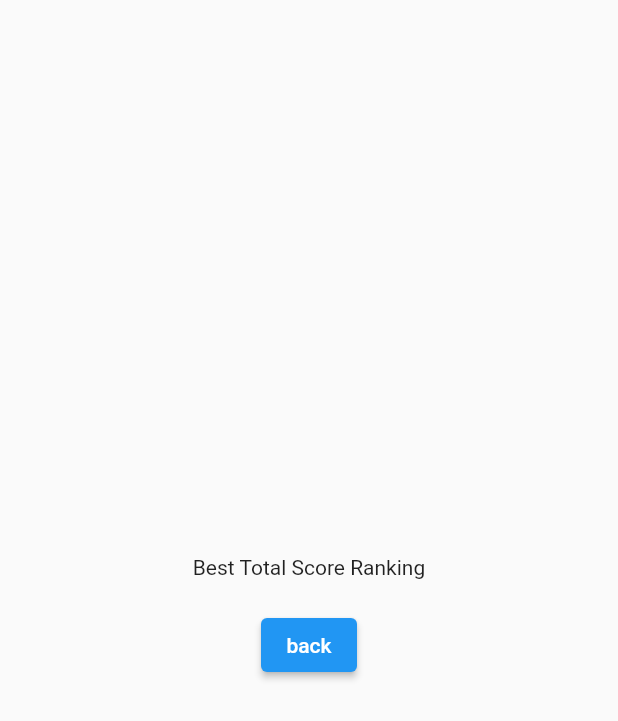
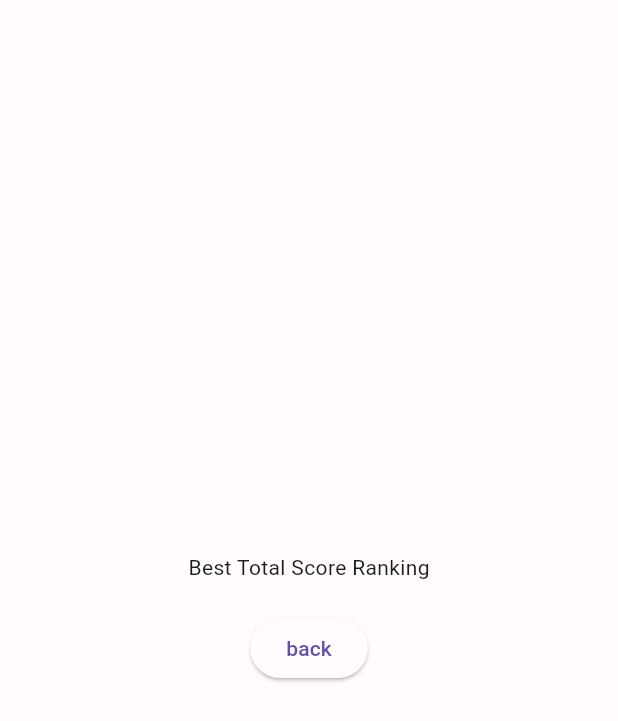
Before and after one commit to sn0wEasy/color_tile, a Flutter app: the screen it shows after launch, after a tap on "ランキング", on a phone screen of 412 x 824 dp. Shown: the top 721 px of the screen. Run offline on Flutter 3.47's test engine with Material 2 defaults, Android fonts, the phone set to English and light mode, and no system bars; our stand-ins replace cloud_firestore, device_info_plus, firebase_auth, firebase_core, flutter_hooks, freezed_annotation and 1 more; accounts and stored records are empty; network calls fail.

Commit message:
update: material color

```diff
--- a/lib/main.dart
+++ b/lib/main.dart
@@ -7,6 +7,7 @@ import 'package:color_tile/screen/title_page.dart';
 import 'package:hooks_riverpod/hooks_riverpod.dart';
 import 'package:firebase_core/firebase_core.dart';
 import 'firebase_options.dart';
+import 'color_schemes.g.dart';
 
 void main() async {
   WidgetsFlutterBinding.ensureInitialized();
@@ -24,6 +25,8 @@ class MyApp extends StatelessWidget {
   Widget build(BuildContext context) {
     return MaterialApp(
       title: 'ARtile',
+      theme: ThemeData(useMaterial3: true, colorScheme: lightColorScheme),
+      darkTheme: ThemeData(useMaterial3: true, colorScheme: darkColorScheme),
       home: const MyHomePage(),
       routes: <String, WidgetBuilder>{
         '/home': (BuildContext context) => const MyHomePage(),
```
Also changed, not shown: lib/color_schemes.g.dart (added), lib/main.g.dart (added).
